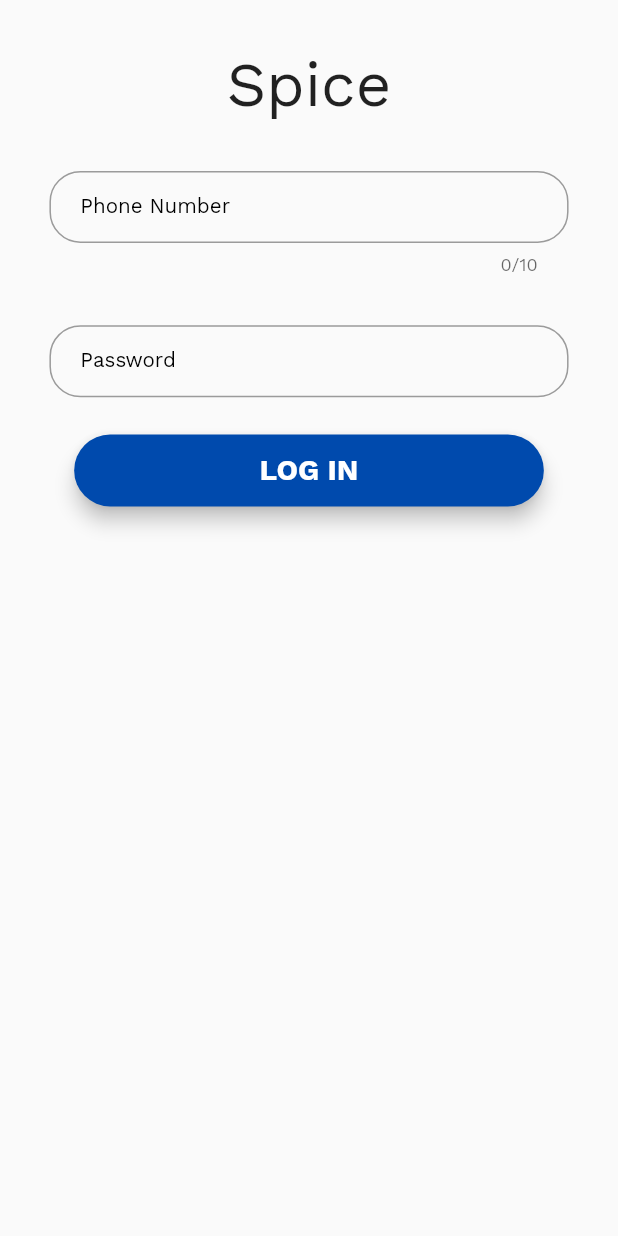
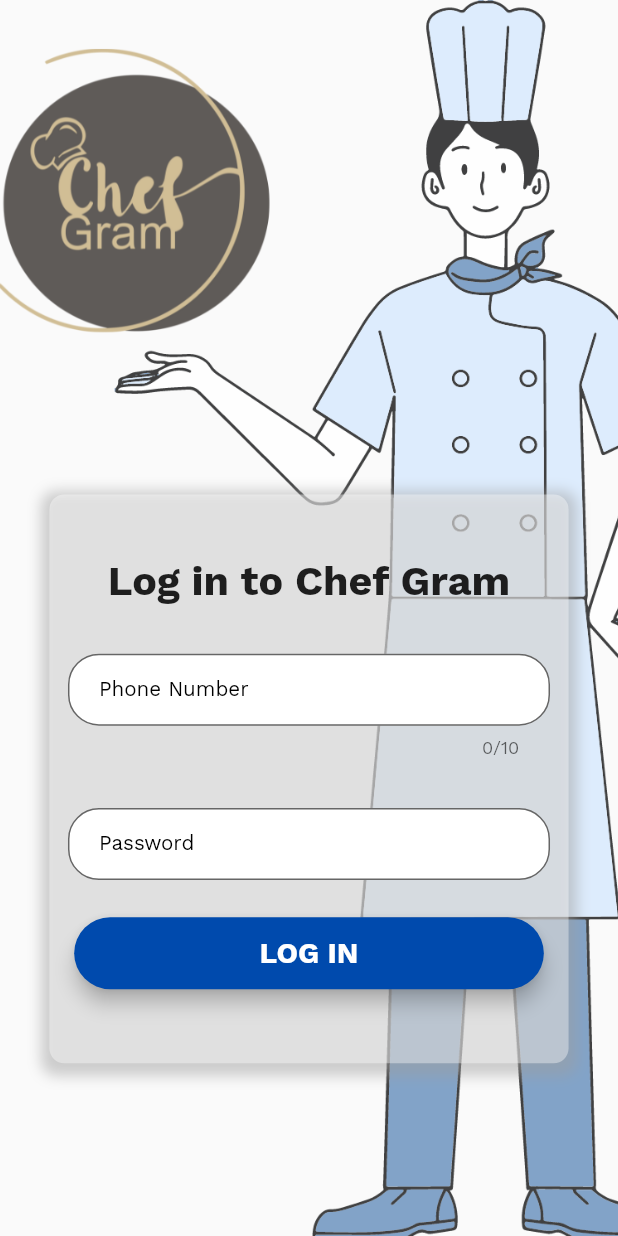
Before and after one commit to AdityaChaudhary18/chef_gram, a Flutter app: the screen it shows after launch, on a phone screen of 412 x 824 dp. Run offline on Flutter 3.47's test engine with Material 2 defaults, Android fonts, the phone set to English and light mode, and no system bars; our stand-ins replace cloud_firestore, firebase_auth, firebase_core, flutter_slidable, font_awesome_flutter, geolocator and 2 more; missing offline and left inert: flutter_overlay_loader; accounts and stored records are empty.

Commit message:
App done

```diff
--- a/lib/screens/auth/login.dart
+++ b/lib/screens/auth/login.dart
@@ -32,15 +32,43 @@ class _LogInPageState extends State<LogInPage> {
     return SafeArea(
       child: Scaffold(
         body: SingleChildScrollView(
-          child: Padding(
-            padding: EdgeInsets.symmetric(horizontal: 8.w, vertical: 4.h),
+          child: Stack(
+            children: [
+              Container(
+                height: 100.h,
+                child: Opacity(
+                  opacity: 0.8,
+                  child: Image.asset(
+                    'images/chef.png',
+                    fit: BoxFit.cover,
+                  ),
+                ),
+              ),
+              Padding(
+                padding: EdgeInsets.symmetric(horizontal: 8.w, vertical: 40.h),
                 child: Form(
                   key: formGlobalKey,
+                  child: Container(
+                    decoration: BoxDecoration(
+                        boxShadow: [
+                          BoxShadow(
+                            color: Colors.grey.withOpacity(0.5),
+                            spreadRadius: 5,
+                            blurRadius: 7,
+                            offset: Offset(0, 3), // changes position of shadow
+                          ),
+                        ],
+                        color: Colors.white38,
+                        borderRadius: BorderRadius.circular(10)),
+                    child: Padding(
+                      padding:
+                          EdgeInsets.symmetric(horizontal: 3.w, vertical: 5.h),
                       child: Column(
                         children: [
                           Text(
-                    "Spice",
-                    style: TextStyle(fontSize: 30.sp),
+                            "Log in to Chef Gram",
+                            style: TextStyle(
+                                fontSize: 20.sp, fontWeight: FontWeight.bold),
                           ),
                           SizedBox(
                             height: 4.h,
@@ -53,7 +81,10 @@ class _LogInPageState extends State<LogInPage> {
                               return null;
                             },
                             maxLength: 10,
-                    decoration: authTextFieldDecoration,
+                            decoration: authTextFieldDecoration.copyWith(
+                              fillColor: (Colors.white),
+                              filled: true,
+                            ),
                             controller: phoneNoController,
                             keyboardType: TextInputType.number,
                           ),
@@ -70,6 +101,8 @@ class _LogInPageState extends State<LogInPage> {
                             controller: passwordController,
                             obscureText: true,
                             decoration: authTextFieldDecoration.copyWith(
+                              fillColor: (Colors.white),
+                              filled: true,
                               labelText: "Password",
                               hintText: "Enter your Password",
                             ),
@@ -89,9 +122,11 @@ class _LogInPageState extends State<LogInPage> {
                                       .read<AuthenticationService>()
                                       .signIn(
                                           number: phoneNoController.text.trim(),
-                                  password: passwordController.text.trim())
+                                          password:
+                                              passwordController.text.trim())
                                       .then((value) {
-                            ScaffoldMessenger.of(context).showSnackBar(SnackBar(
+                                    ScaffoldMessenger.of(context)
+                                        .showSnackBar(SnackBar(
                                       content: Text(value),
                                       backgroundColor: Colors.blue,
                                       duration: Duration(milliseconds: 4000),
@@ -114,6 +149,10 @@ class _LogInPageState extends State<LogInPage> {
                   ),
                 ),
               ),
+            ],
+          ),
+        ),
+      ),
     );
   }
 }
```
Also changed, not shown: images/chef.png (added), images/logoPng.png (added), images/logoSvg.svg (added), 22 other files. Lines whose indentation alone changed are shown as unchanged.
